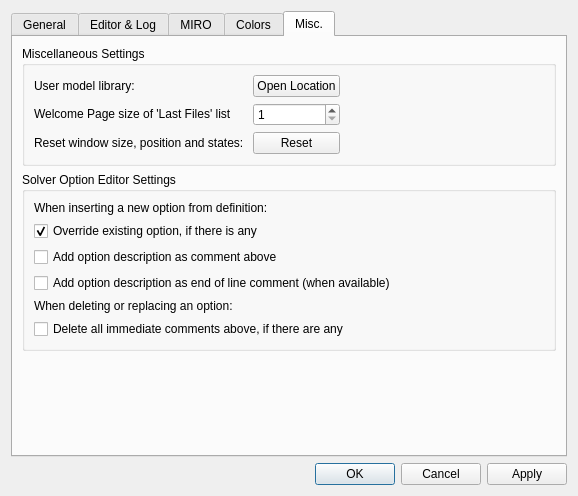
First picture: the form in src/settingsdialog.ui, repository GAMS-dev/studio, before the edit.
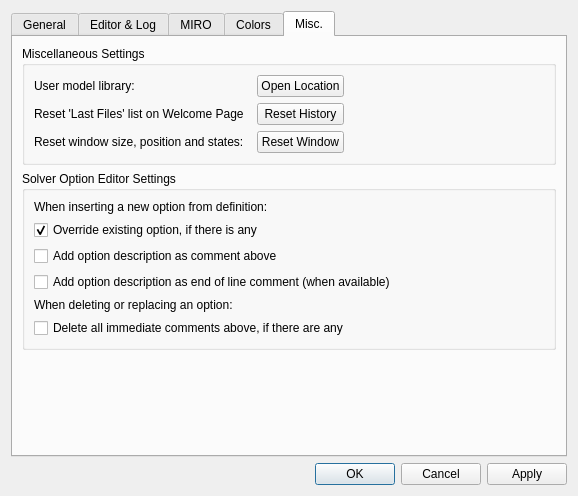
Second picture: the form after the edit. The open tabs and pages were chosen to show the change.

Commit message: removed history setting from welcome page, added a reset button instead

Diff of the .ui file:
```diff
--- a/src/settingsdialog.ui
+++ b/src/settingsdialog.ui
@@ -916,14 +916,14 @@
           <item row="1" column="0">
            <widget class="QLabel" name="lbl_wpHistorySize">
             <property name="text">
-             <string>&lt;html&gt;&lt;head/&gt;&lt;body&gt;&lt;p&gt;Welcome Page size of 'Last Files' list&amp;nbsp;&amp;nbsp;&lt;/p&gt;&lt;/body&gt;&lt;/html&gt;</string>
+             <string>&lt;html&gt;&lt;head/&gt;&lt;body&gt;&lt;p&gt;Reset 'Last Files' list on Welcome Page&amp;nbsp;&amp;nbsp;&lt;/p&gt;&lt;/body&gt;&lt;/html&gt;</string>
             </property>
            </widget>
           </item>
           <item row="2" column="1">
            <widget class="QPushButton" name="btn_resetView">
             <property name="text">
-             <string>Reset</string>
+             <string>Reset Window</string>
             </property>
            </widget>
           </item>
@@ -947,16 +947,6 @@
             </property>
            </widget>
           </item>
-          <item row="1" column="1">
-           <widget class="QSpinBox" name="sb_historySize">
-            <property name="suffix">
-             <string/>
-            </property>
-            <property name="minimum">
-             <number>1</number>
-            </property>
-           </widget>
-          </item>
           <item row="0" column="1">
            <widget class="QPushButton" name="btn_openUserLibLocation">
             <property name="sizePolicy">
@@ -970,6 +960,13 @@
             </property>
            </widget>
           </item>
+          <item row="1" column="1">
+           <widget class="QPushButton" name="btn_resetHistory">
+            <property name="text">
+             <string>Reset History</string>
+            </property>
+           </widget>
+          </item>
          </layout>
         </widget>
        </item>
```
Left out of the diff: 2 changed lines with no effect on the pictures. The commit also changes 5 other files.
